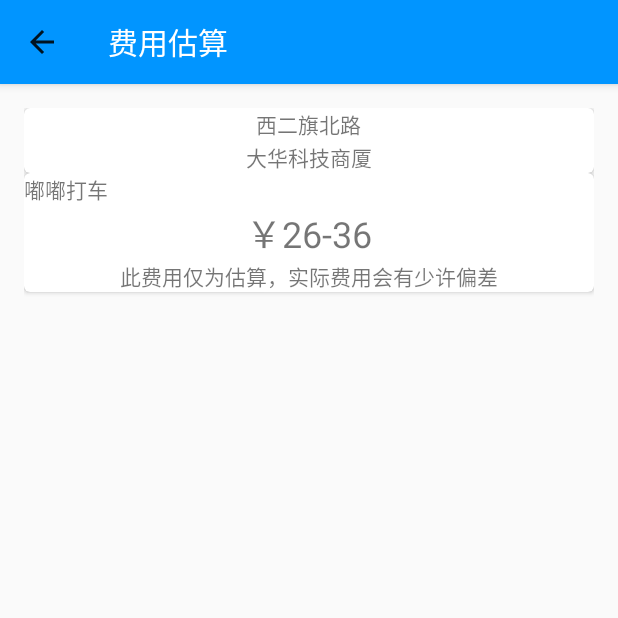
After one commit to GuokrSpaceTech/Duducar, an Android app: the CostEstimateActivity screen opened directly, with no data from a screen before it, on a phone screen of 412 x 824 dp, the top half of it. The commit adds this screen. Run offline under Robolectric (Android 15) with nearby library versions, the phone set to English and light mode, and no system bars; libraries missing offline, so code that uses them is left out: com.baidu.mapapi.

```diff
--- a/app/src/main/AndroidManifest.xml
+++ b/app/src/main/AndroidManifest.xml
@@ -43,6 +43,7 @@
             android:label="" >
             <intent-filter>
                 <action android:name="android.intent.action.MAIN" />
+
                 <category android:name="android.intent.category.LAUNCHER" />
             </intent-filter>
         </activity>
@@ -69,6 +70,7 @@
                 android:name="android.support.PARENT_ACTIVITY"
                 android:value=".PreOrderActivity" />
         </activity>
+        <activity android:name=".CostEstimateActivity"></activity>
     </application>
 
 </manifest>
--- /dev/null
+++ b/app/src/main/java/com/guokrspace/duducar/CostEstimateActivity.java
@@ -0,0 +1,94 @@
+package com.guokrspace.duducar;
+
+import android.content.Context;
+import android.content.Intent;
+import android.support.v7.app.AppCompatActivity;
+import android.os.Bundle;
+import android.view.MenuItem;
+import android.view.View;
+import android.widget.LinearLayout;
+import android.widget.RelativeLayout;
+import android.widget.TextView;
+
+import com.baidu.mapapi.model.LatLng;
+import com.baidu.mapapi.utils.DistanceUtil;
+import com.guokrspace.duducar.communication.message.SearchLocation;
+
+import org.w3c.dom.Text;
+
+public class CostEstimateActivity extends AppCompatActivity {
+
+    private RelativeLayout startPointRLayout;
+    private RelativeLayout destPointRLayout;
+    private SearchLocation startLoc;
+    private SearchLocation endLoc;
+    private TextView costEstTextView;
+    private TextView startTextView;
+    private TextView endTextView;
+    private Context context;
+
+    @Override
+    protected void onCreate(Bundle savedInstanceState) {
+        super.onCreate(savedInstanceState);
+        setContentView(R.layout.activity_cost_estimate);
+        getSupportActionBar().setTitle("费用估算");
+        getSupportActionBar().setDisplayHomeAsUpEnabled(true);
+
+        startPointRLayout = (RelativeLayout)findViewById(R.id.startPointLinearLayout);
+        destPointRLayout  = (RelativeLayout)findViewById(R.id.destPointLinearLayout);
+        costEstTextView = (TextView)findViewById(R.id.textViewCostEst);
+        startTextView = (TextView)findViewById(R.id.startPointTextView);
+        endTextView = (TextView)findViewById(R.id.endPointTextView);
+
+        context = this;
+
+        startPointRLayout.setOnClickListener(new View.OnClickListener() {
+            @Override
+            public void onClick(View view) {
+                Intent inent = new Intent(context, SearchActivity.class);
+                startActivityForResult(inent, PreOrderActivity.ACTIVITY_SEARCH_START_REQUEST);
+            }
+        });
+
+        destPointRLayout.setOnClickListener(new View.OnClickListener() {
+            @Override
+            public void onClick(View view) {
+                Intent inent = new Intent(context, SearchActivity.class);
+                startActivityForResult(inent, PreOrderActivity.ACTIVITY_SEARCH_DEST_REQUEST);
+            }
+        });
+
+        //Get Args
+        Bundle bundle = getIntent().getExtras();
+        if(bundle != null)
+        {
+            startLoc = (SearchLocation)bundle.get("start");
+            endLoc = (SearchLocation)bundle.get("dest");
+        }
+
+        if(startLoc!=null && endLoc!=null)
+        {
+            Double distance = DistanceUtil.getDistance(startLoc.getLocation(), endLoc.getLocation());
+            int price_high = (int) (distance * 1.3 / 1000); //meter -> km
+            int price_low  = (int) (distance * 1.1 / 1000); //meter -> km
+
+            String estimation = String.format("估计价格￥：%d-%d",price_low,price_high);
+            costEstTextView.setText(estimation);
+
+            startTextView.setText(startLoc.getAddress());
+            endTextView.setText(endLoc.getAddress());
+        }
+    }
+
+    @Override
+    public boolean onOptionsItemSelected(MenuItem item) {
+        switch(item.getItemId())
+        {
+            case android.R.id.home:
+                setResult(RESULT_OK);
+                finish();
+                break;
+        }
+        return super.onOptionsItemSelected(item);
+    }
+}
--- a/app/src/main/java/com/guokrspace/duducar/communication/message/MessageTag.java
+++ b/app/src/main/java/com/guokrspace/duducar/communication/message/MessageTag.java
@@ -14,6 +14,8 @@ public class MessageTag {
     public static final int MESSAGE_SUCCESS = 0x7001;
     public static final int MESSAGE_TIMEOUT = 0x7002;
     public static final int MESSAGE_FAILURE = 0x7003;
+
+    public static final int MSG_TOGGLE_CONFIRMVIEW = 0x1001;
 
     public static final int MESSAGE_GET_NEARBY_CAR_FAILURE = 0x7004;
     public static final int MESSAGE_GET_NEARBY_CAR_SUCCESS = 0x7005;
@@ -39,6 +41,8 @@ public class MessageTag {
 
     public static final int GET_NEAR_CAR_REQ = 0x1001;
     public static final int GET_NEAR_CAR_RESP = 0x1002;
+    public static final int CREATE_ORDER_REQ = 0x1003;
+    public static final int CREATE_ORDER_RESP = 0x1004;
 
     public static MessageTag getInstance(){
         if(s_instance == null) new MessageTag();
@@ -52,6 +56,8 @@ public class MessageTag {
         s_instance = this;
         MessageTag.put("get_near_car", GET_NEAR_CAR_REQ);
         MessageTag.put("get_near_car_resp", GET_NEAR_CAR_RESP);
+        MessageTag.put("create_order",CREATE_ORDER_REQ);
+        MessageTag.put("create_order_resp",CREATE_ORDER_RESP);
     }
 
     public int Tag(String command)
--- /dev/null
+++ b/app/src/main/res/layout/activity_cost_estimate.xml
@@ -0,0 +1,119 @@
+<?xml version="1.0" encoding="utf-8"?>
+<RelativeLayout
+    xmlns:android="http://schemas.android.com/apk/res/android"
+    xmlns:tools="http://schemas.android.com/tools"
+    android:layout_width="match_parent"
+    android:layout_height="match_parent"
+    android:paddingBottom="@dimen/activity_vertical_margin"
+    android:paddingLeft="@dimen/activity_horizontal_margin"
+    android:paddingRight="@dimen/activity_horizontal_margin"
+    android:paddingTop="@dimen/activity_vertical_margin"
+    tools:context="com.guokrspace.duducar.CostEstimateActivity">
+
+    <!-- A CardView that contains a TextView -->
+    <android.support.v7.widget.CardView
+        android:id="@+id/card_view"
+        xmlns:card_view="http://schemas.android.com/apk/res-auto"
+        android:layout_width="match_parent"
+        android:layout_height="wrap_content"
+        android:layout_gravity="center"
+        card_view:cardCornerRadius="4dp">
+
+        <LinearLayout
+            android:layout_width="match_parent"
+            android:layout_height="wrap_content"
+            android:orientation="vertical">
+
+            <RelativeLayout
+                android:layout_width="match_parent"
+                android:layout_height="wrap_content"
+                android:id="@+id/startPointLinearLayout"
+                android:orientation="horizontal">
+
+                <ImageView
+                    android:layout_width="wrap_content"
+                    android:layout_height="wrap_content"/>
+
+                <TextView
+                    android:layout_width="wrap_content"
+                    android:layout_height="wrap_content"
+                    android:id="@+id/startPointTextView"
+                    android:layout_centerInParent="true"
+                    android:text="西二旗北路"/>
+
+            </RelativeLayout>
+
+            <View
+                android:layout_width="match_parent"
+                android:layout_height="1px">
+            </View>
+
+            <RelativeLayout
+                android:layout_width="match_parent"
+                android:layout_height="wrap_content"
+                android:id="@+id/destPointLinearLayout"
+                android:orientation="horizontal">
+
+                <ImageView
+                    android:layout_width="wrap_content"
+                    android:layout_height="wrap_content"/>
+
+                <TextView
+                    android:layout_width="wrap_content"
+                    android:layout_height="wrap_content"
+                    android:id="@+id/endPointTextView"
+                    android:layout_centerInParent="true"
+                    android:text="大华科技商厦"/>
+
+            </RelativeLayout>
+        </LinearLayout>
+
+    </android.support.v7.widget.CardView>
+
+
+    <!-- A CardView that contains a TextView -->
+    <android.support.v7.widget.CardView
+        android:id="@+id/card_view_cost"
+        xmlns:card_view="http://schemas.android.com/apk/res-auto"
+        android:layout_width="match_parent"
+        android:layout_height="wrap_content"
+        android:layout_gravity="center"
+        android:layout_below="@+id/card_view"
+        card_view:cardCornerRadius="4dp">
+
+        <LinearLayout
+            android:layout_width="match_parent"
+            android:layout_height="wrap_content"
+            android:orientation="vertical">
+
+            <TextView
+                android:layout_width="wrap_content"
+                android:layout_height="wrap_content"
+                android:layout_centerInParent="true"
+                android:text="嘟嘟打车"/>
+
+            <View
+                android:layout_width="match_parent"
+                android:layout_height="1px">
+            </View>
+
+            <TextView
+                android:layout_width="wrap_content"
+                android:layout_height="wrap_content"
+                android:id="@+id/textViewCostEst"
+                android:textSize="24sp"
+                android:layout_centerInParent="true"
+                android:text="￥26-36"
+                android:layout_gravity="center"/>
+
+            <TextView
+                android:layout_width="wrap_content"
+                android:layout_height="wrap_content"
+                android:layout_gravity="center"
+                android:text="此费用仅为估算，实际费用会有少许偏差"/>
+
+        </LinearLayout>
+
+    </android.support.v7.widget.CardView>
+
+</RelativeLayout>
```
Also changed, not shown: app/src/main/java/com/guokrspace/duducar/PreOrderActivity.java (+83 -77 lines), app/src/main/java/com/guokrspace/duducar/SearchActivity.java (+35 -5 lines), app/src/main/java/com/guokrspace/duducar/communication/ResponseHandler.java (+14 -3 lines), app/src/main/java/com/guokrspace/duducar/communication/SocketClient.java (+11 -10 lines), app/src/main/java/com/guokrspace/duducar/communication/message/SearchLocation.java (added, +47 -0 lines), app/src/main/java/com/guokrspace/duducar/ui/OrderConfirmationView.java (+55 -5 lines), 2 other files.
